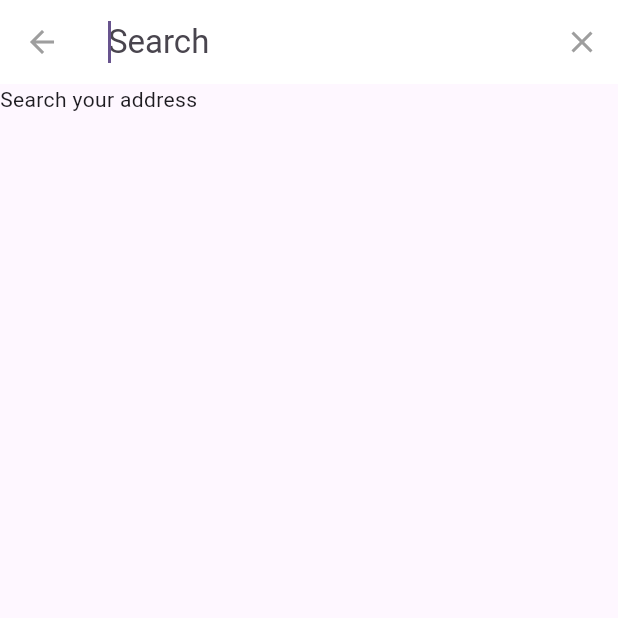
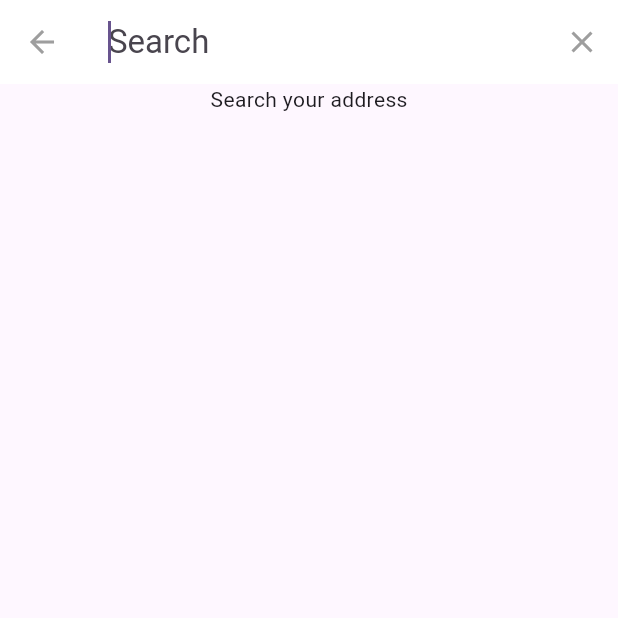
Before and after one commit to barikoi/barikoi_autocomplete_flutter, a Flutter app: the screen it shows after launch, after a tap on the "menu" icon, on a phone screen of 412 x 824 dp, the top half of it. Run offline on Flutter 3.47's test engine with Material 2 defaults, Android fonts, the phone set to English and light mode, and no system bars; our stand-ins replace bloc, bloc_concurrency, equatable, flutter_bloc, stream_transform.

```diff
--- a/lib/src/auto_complete_search_view.dart
+++ b/lib/src/auto_complete_search_view.dart
@@ -1,3 +1,4 @@
+import 'dart:developer';
 
 import 'package:barikoi_autocomplete/src/bloc/location_address_bloc.dart';
 import 'package:barikoi_autocomplete/src/bloc/location_address_event.dart';
@@ -31,56 +32,21 @@ class _AutoCompleteSearchViewState extends State<AutoCompleteSearchView> {
             child: GestureDetector(
               onTap: () async {
                 var key = widget.apiKey;
-                await showSearch(
+                var selected = await showSearch(
                   context: context,
                   delegate: BlocSearchDelegateBuilder(
-                    builder: (context, LocationAddressState state){
-                      if (state is InitialAddress) {
-                        return const Text("Search your address");
-                      }
-                      if (state is AddressRequestSending) {
-                        return const Center(
-                          child: CircularProgressIndicator(),
-                        );
-                      }
-                      if (state is AddressRequestError) {
-                        return Center(child: Text(state.error ?? ""));
-                      }
-
-                      if (state is AddressNotFound) {
-                        return Center(child: Text(state.message ?? ""));
-                      }
-
-                      if (state is EmptyAddressRequest) {
-                        return Center(child: Text(state.message ?? ""));
-                      }
-
-                      if (state is GetLocationAddressSuccessfully) {
-                        return ListView.builder(
-                          itemBuilder: (context, index) {
-                            return ListTile(
-                              leading: const Icon(Icons.location_city),
-                              title: Text(state.places[index].address ?? ""),
-                              onTap: (){
-                                setState(() {
-                                  selectedPlace = state.places[index].address;
-                                  Navigator.pop(context);
-                                });
-                              },
-                            );
-                          },
-                          itemCount: state.places.length,
-                        );
-                      }
-                      return const Text("Not address found");
-                    },
                     bloc: BlocProvider.of<LocationAddressBloc>(context),
                     buildWhen: (context, state) {
                       return state is GetLocationAddressSuccessfully;
                     },
-                    onQuery: (query) => BlocProvider.of<LocationAddressBloc>(context).add(SendLocationAddress(key: key, searchQuery: query)),
+                    onQuery: (query) =>
+                        BlocProvider.of<LocationAddressBloc>(context).add(
+                            SendLocationAddress(key: key, searchQuery: query)),
                   ),
                 );
+                setState(() {
+                  selectedPlace = selected as String?;
+                });
               },
               child: Card(
                 elevation: 3,
--- a/lib/src/bloc/location_address_bloc.dart
+++ b/lib/src/bloc/location_address_bloc.dart
@@ -20,7 +20,7 @@ class LocationAddressBloc
   LocationAddressBloc() : super(InitialAddress()) {
     on<SendLocationAddress>(
       _onSearchLocationAddress,
-      //transformer: throttleDroppable(throttleDuration),
+      transformer: throttleDroppable(throttleDuration),
     );
   }
 
--- a/lib/src/bloc_search_delegate_builder.dart
+++ b/lib/src/bloc_search_delegate_builder.dart
@@ -1,11 +1,12 @@
 import 'package:flutter/material.dart';
 import 'package:flutter_bloc/flutter_bloc.dart';
+
+import 'bloc/location_address_state.dart';
 
 
 class BlocSearchDelegateBuilder<B extends StateStreamable<S>, S>
     extends SearchDelegate<S?> {
   BlocSearchDelegateBuilder({
-    required this.builder,
     required this.bloc,
     this.buildWhen,
     this.onQuery,
@@ -16,7 +17,6 @@ class BlocSearchDelegateBuilder<B extends StateStreamable<S>, S>
     super.textInputAction = TextInputAction.search,
   });
 
-  final BlocWidgetBuilder<S> builder;
   final B bloc;
   final BlocBuilderCondition<S>? buildWhen;
   final ValueChanged<String>? onQuery;
@@ -40,7 +40,51 @@ class BlocSearchDelegateBuilder<B extends StateStreamable<S>, S>
       onQuery?.call(query);
     }
     return BlocBuilder<B, S>(
-      builder: builder,
+      builder: (context, state){
+        if (state is InitialAddress) {
+          return const Align(
+            alignment: Alignment.topCenter,
+              child: Text("Search your address"));
+        }
+        if (state is AddressRequestSending) {
+          return const Center(
+            child: CircularProgressIndicator(),
+          );
+        }
+        if (state is AddressRequestError) {
+          return Center(child: Text(state.error ?? ""));
+        }
+
+        if (state is AddressNotFound) {
+          return Align(
+              alignment: Alignment.topCenter,
+              child: Text(state.message ?? ""));
+        }
+
+        if (state is EmptyAddressRequest) {
+          return Align(
+              alignment: Alignment.topCenter,
+              child: Text(state.message ?? ""));
+        }
+
+        if(query.isNotEmpty){
+          if (state is GetLocationAddressSuccessfully) {
+            return ListView.builder(
+              itemBuilder: (context, index) {
+                return ListTile(
+                  leading: const Icon(Icons.location_city),
+                  title: Text(state.places[index].address ?? ""),
+                  onTap: () => close(context, state.places[index].address as S?),
+                );
+              },
+              itemCount: state.places.length,
+            );
+          }
+        }
+        return const Align(
+            alignment: Alignment.topCenter,
+            child: Text("Search your address"));
+      },
       bloc: bloc,
       buildWhen: buildWhen,
     );
@@ -52,7 +96,41 @@ class BlocSearchDelegateBuilder<B extends StateStreamable<S>, S>
       onQuery?.call(query);
     }
     return BlocBuilder<B, S>(
-      builder: builder,
+      builder: (context, state){
+        if (state is InitialAddress) {
+          return const Text("Search your address");
+        }
+        if (state is AddressRequestSending) {
+          return const Center(
+            child: CircularProgressIndicator(),
+          );
+        }
+        if (state is AddressRequestError) {
+          return Center(child: Text(state.error ?? ""));
+        }
+
+        if (state is AddressNotFound) {
+          return Center(child: Text(state.message ?? ""));
+        }
+
+        if (state is EmptyAddressRequest) {
+          return Center(child: Text(state.message ?? ""));
+        }
+
+        if (state is GetLocationAddressSuccessfully) {
+          return ListView.builder(
+            itemBuilder: (context, index) {
+              return ListTile(
+                leading: const Icon(Icons.location_city),
+                title: Text(state.places[index].address ?? ""),
+                onTap: () => close(context, state.places[index].address as S?),
+              );
+            },
+            itemCount: state.places.length,
+          );
+        }
+        return const Text("Not address found");
+      },
       bloc: bloc,
       buildWhen: buildWhen,
     );
```
